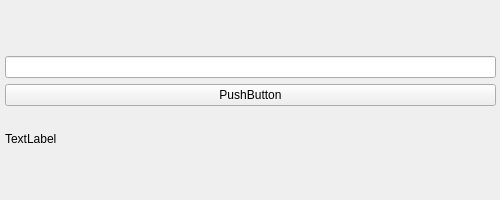
Phaugt/python-weather, file gui/main.ui: the form before one commit.
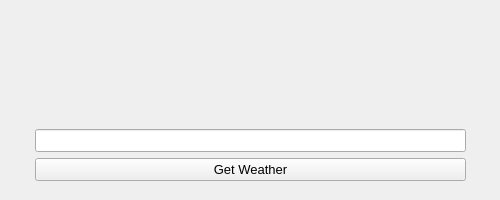
The form after the commit.

Diff of the .ui file:
```diff
--- a/gui/main.ui
+++ b/gui/main.ui
@@ -29,13 +29,16 @@
    <widget class="QWidget" name="verticalLayoutWidget">
     <property name="geometry">
      <rect>
-      <x>0</x>
-      <y>0</y>
-      <width>501</width>
-      <height>201</height>
+      <x>30</x>
+      <y>120</y>
+      <width>441</width>
+      <height>71</height>
      </rect>
     </property>
     <layout class="QVBoxLayout" name="verticalLayout">
+     <property name="spacing">
+      <number>2</number>
+     </property>
      <property name="leftMargin">
       <number>5</number>
      </property>
@@ -49,68 +52,138 @@
       <number>5</number>
      </property>
      <item>
-      <spacer name="verticalSpacer_2">
+      <widget class="QLineEdit" name="wea_qloc">
+       <property name="font">
+        <font>
+         <family>Arial</family>
+         <pointsize>10</pointsize>
+        </font>
+       </property>
+      </widget>
+     </item>
+     <item>
+      <widget class="QPushButton" name="wea_get">
+       <property name="minimumSize">
+        <size>
+         <width>0</width>
+         <height>23</height>
+        </size>
+       </property>
+       <property name="maximumSize">
+        <size>
+         <width>16777215</width>
+         <height>23</height>
+        </size>
+       </property>
+       <property name="font">
+        <font>
+         <family>Arial</family>
+         <pointsize>10</pointsize>
+        </font>
+       </property>
+       <property name="text">
+        <string>Get Weather</string>
+       </property>
+      </widget>
+     </item>
+    </layout>
+   </widget>
+   <widget class="QLabel" name="wea_icon">
+    <property name="geometry">
+     <rect>
+      <x>40</x>
+      <y>40</y>
+      <width>81</width>
+      <height>71</height>
+     </rect>
+    </property>
+    <property name="text">
+     <string/>
+    </property>
+   </widget>
+   <widget class="QLabel" name="wea_time">
+    <property name="geometry">
+     <rect>
+      <x>390</x>
+      <y>10</y>
+      <width>81</width>
+      <height>20</height>
+     </rect>
+    </property>
+    <property name="text">
+     <string/>
+    </property>
+   </widget>
+   <widget class="QWidget" name="horizontalLayoutWidget">
+    <property name="geometry">
+     <rect>
+      <x>130</x>
+      <y>60</y>
+      <width>221</width>
+      <height>36</height>
+     </rect>
+    </property>
+    <layout class="QHBoxLayout" name="horizontalLayout">
+     <item>
+      <spacer name="horizontalSpacer">
        <property name="orientation">
-        <enum>Qt::Vertical</enum>
+        <enum>Qt::Horizontal</enum>
        </property>
        <property name="sizeHint" stdset="0">
         <size>
-         <width>20</width>
-         <height>40</height>
+         <width>40</width>
+         <height>20</height>
         </size>
        </property>
       </spacer>
      </item>
      <item>
-      <widget class="QLineEdit" name="lineEdit"/>
+      <widget class="QLabel" name="wea_loc">
+       <property name="text">
+        <string/>
+       </property>
+      </widget>
      </item>
      <item>
-      <widget class="QPushButton" name="pushButton">
+      <widget class="QLabel" name="wea_temp">
        <property name="text">
-        <string>PushButton</string>
+        <string/>
        </property>
       </widget>
      </item>
      <item>
-      <layout class="QGridLayout" name="gridLayout_2">
-       <item row="0" column="1">
-        <widget class="QLabel" name="wea_loc">
-         <property name="text">
-          <string/>
-         </property>
-        </widget>
-       </item>
-       <item row="0" column="0">
-        <widget class="QLabel" name="wea_icon">
-         <property name="text">
-          <string/>
-         </property>
-        </widget>
-       </item>
-       <item row="1" column="0">
-        <widget class="QLabel" name="label">
-         <property name="text">
-          <string>TextLabel</string>
-         </property>
-        </widget>
-       </item>
-      </layout>
-     </item>
-     <item>
-      <spacer name="verticalSpacer">
+      <spacer name="horizontalSpacer_2">
        <property name="orientation">
-        <enum>Qt::Vertical</enum>
+        <enum>Qt::Horizontal</enum>
        </property>
        <property name="sizeHint" stdset="0">
         <size>
-         <width>20</width>
-         <height>40</height>
+         <width>40</width>
+         <height>20</height>
         </size>
        </property>
       </spacer>
      </item>
     </layout>
    </widget>
+   <widget class="QLabel" name="appbg">
+    <property name="geometry">
+     <rect>
+      <x>0</x>
+      <y>0</y>
+      <width>500</width>
+      <height>200</height>
+     </rect>
+    </property>
+    <property name="text">
+     <string/>
+    </property>
+   </widget>
+   <zorder>appbg</zorder>
+   <zorder>verticalLayoutWidget</zorder>
+   <zorder>wea_icon</zorder>
+   <zorder>wea_time</zorder>
+   <zorder>horizontalLayoutWidget</zorder>
   </widget>
  </widget>
  <resources/>
```
Left out of the diff: 2 changed lines with no effect on the pictures.
